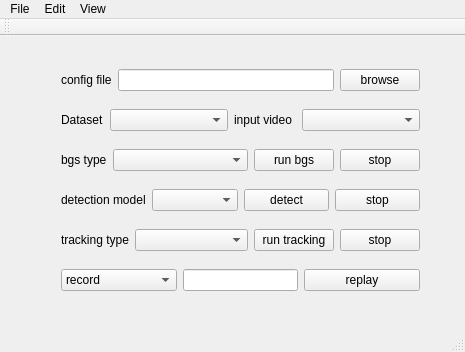
yzbx/surveillance-video-system, file objectTracking/motionBased/src/objectTracking/main/mainwindow.ui: the form before one commit.
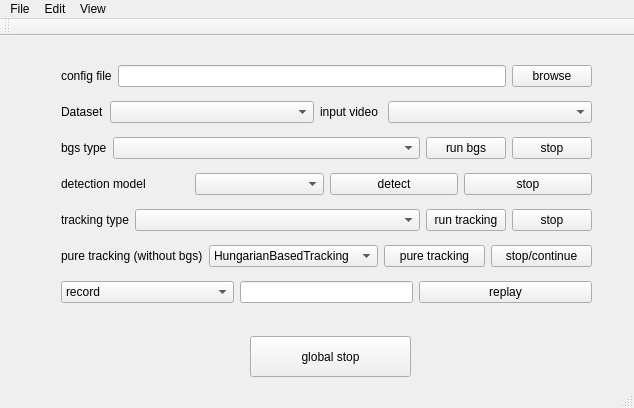
The form after the commit.

Diff of the .ui file:
```diff
--- a/objectTracking/motionBased/src/objectTracking/main/mainwindow.ui
+++ b/objectTracking/motionBased/src/objectTracking/main/mainwindow.ui
@@ -6,8 +6,8 @@
    <rect>
     <x>0</x>
     <y>0</y>
-    <width>465</width>
-    <height>352</height>
+    <width>634</width>
+    <height>408</height>
    </rect>
   </property>
   <property name="windowTitle">
@@ -19,8 +19,8 @@
      <rect>
       <x>50</x>
       <y>10</y>
-      <width>381</width>
-      <height>271</height>
+      <width>553</width>
+      <height>281</height>
      </rect>
     </property>
     <layout class="QVBoxLayout" name="verticalLayout">
@@ -181,6 +181,40 @@
        </item>
       </layout>
      </item>
+     <item>
+      <layout class="QHBoxLayout" name="horizontalLayout_7">
+       <item>
+        <widget class="QLabel" name="label_7">
+         <property name="text">
+          <string>pure tracking (without bgs)</string>
+         </property>
+        </widget>
+       </item>
+       <item>
+        <widget class="QComboBox" name="comboBox_pureTracking">
+         <item>
+          <property name="text">
+           <string>HungarianBasedTracking</string>
+          </property>
+         </item>
+        </widget>
+       </item>
+       <item>
+        <widget class="QPushButton" name="pushButton_pureTracking">
+         <property name="text">
+          <string>pure tracking</string>
+         </property>
+        </widget>
+       </item>
+       <item>
+        <widget class="QPushButton" name="pushButton_pureTrackingStop">
+         <property name="text">
+          <string>stop/continue</string>
+         </property>
+        </widget>
+       </item>
+      </layout>
+     </item>
      <item>
       <layout class="QHBoxLayout" name="horizontalLayout_5">
        <item>
@@ -224,13 +258,26 @@
      </item>
     </layout>
    </widget>
+   <widget class="QPushButton" name="pushButton_globalStop">
+    <property name="geometry">
+     <rect>
+      <x>250</x>
+      <y>300</y>
+      <width>161</width>
+      <height>41</height>
+     </rect>
+    </property>
+    <property name="text">
+     <string>global stop</string>
+    </property>
+   </widget>
   </widget>
   <widget class="QMenuBar" name="menuBar">
    <property name="geometry">
     <rect>
      <x>0</x>
      <y>0</y>
-     <width>465</width>
+     <width>634</width>
      <height>22</height>
     </rect>
    </property>
```
